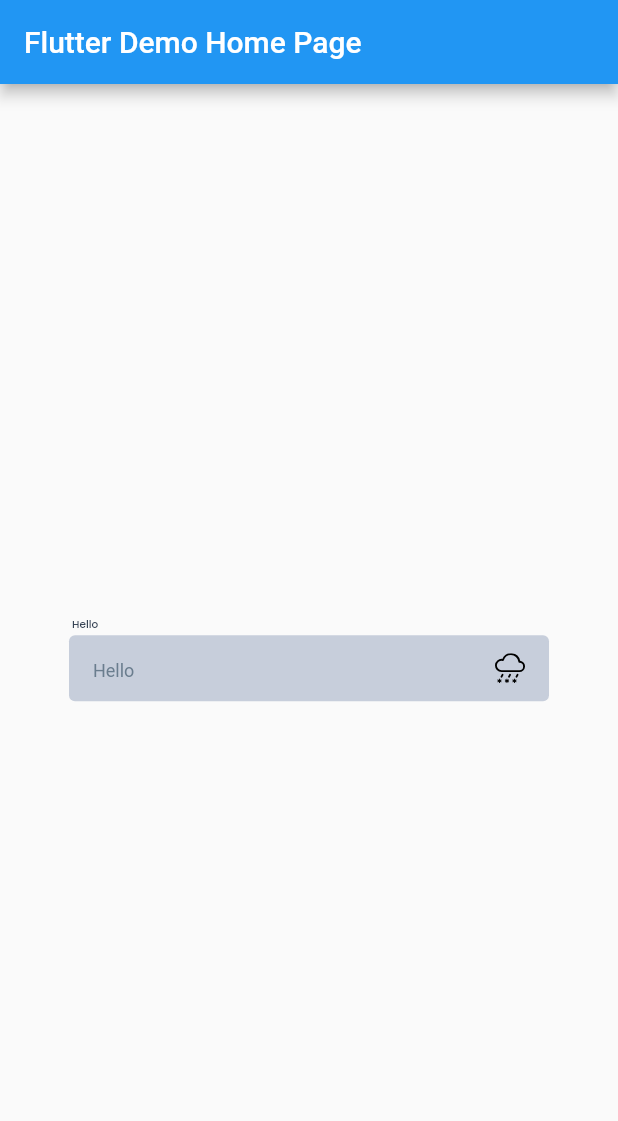
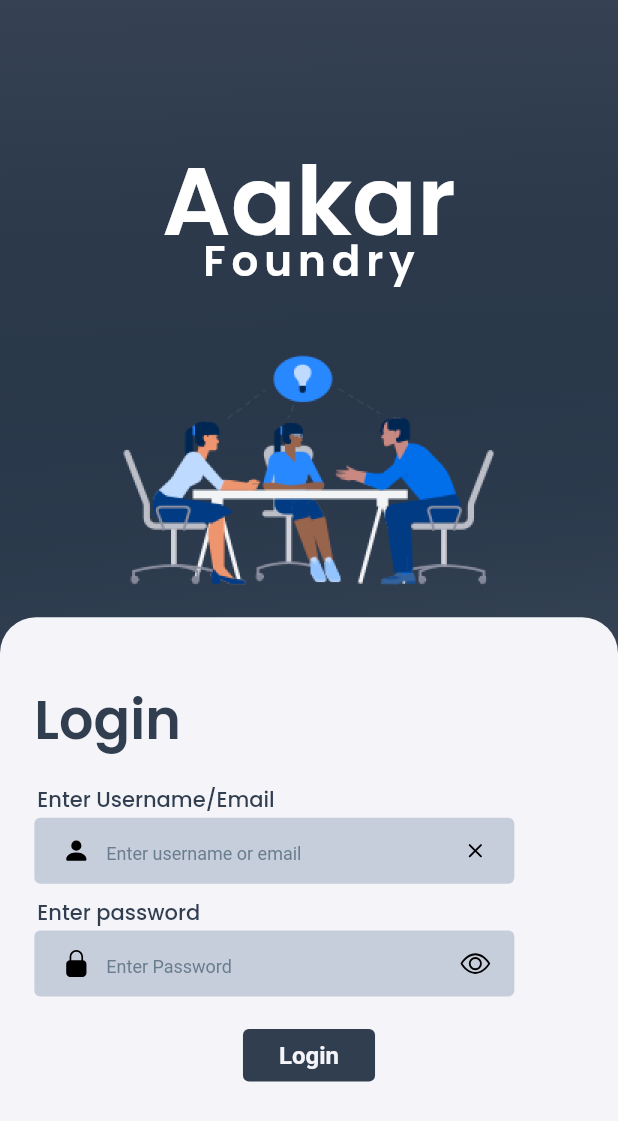
Before and after one commit to rokr1590/aakar-foundry, a Flutter app: the screen it shows after launch, on a phone screen of 412 x 824 dp. Shown: the top 1121 px of the screen. Run offline on Flutter 3.47's test engine with Material 2 defaults, Android fonts, the phone set to English and light mode, and no system bars; our stand-ins replace bootstrap_icons; missing offline and left inert: dart:ffi.

Commit message:
Login Page Done

```diff
--- a/lib/main.dart
+++ b/lib/main.dart
@@ -1,5 +1,6 @@
-import 'package:aakarfoundry/widget/buttons.dart';
-import 'package:aakarfoundry/widget/textfield.dart';
+import 'package:aakarfoundry/pages/screen_login.dart';
+import 'package:aakarfoundry/widget/widget_buttons.dart';
+import 'package:aakarfoundry/widget/widget_textfield.dart';
 import 'package:flutter/material.dart';
 import 'package:bootstrap_icons/bootstrap_icons.dart';
 
@@ -14,46 +15,9 @@ class MyApp extends StatelessWidget {
   @override
   Widget build(BuildContext context) {
     return const MaterialApp(
-      title: 'Flutter Demo',
-      home: MyHomePage(title: 'Flutter Demo Home Page'),
-    );
+        title: 'Flutter Demo',
+        home: SafeArea(
+          child: ScreenLogin(),
+        ));
   }
 }
-
-class MyHomePage extends StatefulWidget {
-  const MyHomePage({super.key, required this.title});
-
-  final String title;
-
-  @override
-  State<MyHomePage> createState() => _MyHomePageState();
-}
-
-class _MyHomePageState extends State<MyHomePage> {
-  @override
-  Widget build(BuildContext context) {
-    return Scaffold(
-      appBar: AppBar(
-        title: Text(widget.title),
-      ),
-      body: Center(
-        child: Column(
-          mainAxisAlignment: MainAxisAlignment.center,
-          children: const <Widget>[
-            // LoginButton(
-            //   type: Type.primary,
-            //   size: ButtonSize.large,
-            // ),
-            textfield(
-              hinttext: "Hello",
-              topString: "Hello",
-              // prefixicon: BootstrapIcons.person,
-              prefixicon: null,
-              suffixicon: BootstrapIcons.cloud_sleet,
-            )
-          ],
-        ),
-      ),
-    );
-  }
-}
--- /dev/null
+++ b/lib/pages/screen_login.dart
@@ -0,0 +1,144 @@
+import 'dart:ui';
+
+import 'package:aakarfoundry/themes/app_style.dart';
+import 'package:aakarfoundry/utils/color_constant.dart';
+import 'package:aakarfoundry/utils/size_utils.dart';
+import 'package:aakarfoundry/widget/widget_buttons.dart';
+import 'package:aakarfoundry/widget/widget_textfield.dart';
+import 'package:bootstrap_icons/bootstrap_icons.dart';
+import 'package:flutter/material.dart';
+
+class ScreenLogin extends StatefulWidget {
+  const ScreenLogin({super.key});
+
+  @override
+  State<ScreenLogin> createState() => _ScreenLoginState();
+}
+
+class _ScreenLoginState extends State<ScreenLogin> {
+  @override
+  Widget build(BuildContext context) {
+    return Scaffold(
+      body: Container(
+        decoration: const BoxDecoration(
+            gradient: LinearGradient(colors: [
+          Color.fromRGBO(18, 42, 51, 1),
+          Color.fromRGBO(0, 18, 43, 0.1),
+        ], begin: Alignment.topCenter, end: Alignment.bottomCenter)),
+        child: Container(
+          decoration: const BoxDecoration(
+              gradient: LinearGradient(colors: [
+            Color.fromRGBO(54, 66, 83, 0.86),
+            Color.fromRGBO(0, 18, 43, 0.1),
+          ], begin: Alignment.topLeft, end: Alignment.bottomRight)),
+          child: Container(
+              decoration: const BoxDecoration(
+                  gradient: LinearGradient(colors: [
+                Color.fromRGBO(54, 66, 83, 1),
+                Color.fromRGBO(0, 18, 43, 0.1),
+              ], begin: Alignment.topRight, end: Alignment.bottomRight)),
+              child: Column(
+                mainAxisAlignment: MainAxisAlignment.center,
+                children: [
+                  Expanded(
+                      child: Column(
+                    mainAxisAlignment: MainAxisAlignment.end,
+                    children: [
+                      const Text(
+                        'Aakar',
+                        style: TextStyle(
+                          color: Colors.white,
+                          fontSize: 64,
+                          fontFamily: 'Poppins',
+                          fontWeight: FontWeight.bold,
+                          height: 0.64,
+                        ),
+                      ),
+                      const SizedBox(
+                        height: 8,
+                      ),
+                      const Text(
+                        'Foundry',
+                        style: TextStyle(
+                            color: Colors.white,
+                            fontSize: 28,
+                            fontFamily: 'Poppins',
+                            fontWeight: FontWeight.bold,
+                            height: 0.40,
+                            letterSpacing: 4),
+                      ),
+                      SizedBox(
+                        height: getVerticalSize(40),
+                      ),
+                      Image.asset(
+                        'assets/images/login_page_vector.png',
+                        width: 256,
+                      ),
+                      SizedBox(
+                        height: getVerticalSize(12),
+                      )
+                    ],
+                  )),
+                  Container(
+                    padding: EdgeInsets.symmetric(
+                      horizontal: getHorizontalSize(20),
+                      vertical: getVerticalSize(40),
+                    ),
+                    width: double.infinity,
+                    decoration: BoxDecoration(
+                      color: Colorselect.bgLight,
+                      borderRadius: const BorderRadius.only(
+                          topLeft: Radius.circular(24),
+                          topRight: Radius.circular(24)),
+                    ),
+                    child: Column(
+                      mainAxisSize: MainAxisSize.min,
+                      crossAxisAlignment: CrossAxisAlignment.start,
+                      children: [
+                        Text(
+                          'Login',
+                          style: TextStyle(
+                            color: Colorselect.primaryColor,
+                            fontSize: 36,
+                            fontFamily: 'Poppins',
+                            fontWeight: FontWeight.bold,
+                          ),
+                        ),
+                        SizedBox(
+                          height: getVerticalSize(16),
+                        ),
+                        const WidgetTextfield(
+                          hinttext: 'Enter username or email',
+                          topString: 'Enter Username/Email',
+                          prefixicon: BootstrapIcons.person_fill,
+                          suffixicon: BootstrapIcons.x,
+                        ),
+                        SizedBox(
+                          height: getVerticalSize(8),
+                        ),
+                        const WidgetTextfield(
+                          hinttext: 'Enter Password',
+                          topString: 'Enter password',
+                          prefixicon: BootstrapIcons.lock_fill,
+                          suffixicon: BootstrapIcons.eye,
+                        ),
+                        SizedBox(
+                          height: getVerticalSize(20),
+                        ),
+                        Container(
+                          alignment: Alignment.center,
+                          child: WidgetButton(),
+                        ),
+                        SizedBox(
+                          height: getVerticalSize(60),
+                        )
+                      ],
+                    ),
+                  ),
+                ],
+              )),
+        ),
+      ),
+    );
+  }
+}
--- a/lib/utils/size_utils.dart
+++ b/lib/utils/size_utils.dart
@@ -6,19 +6,21 @@ import 'package:flutter/material.dart';
 Size size = WidgetsBinding.instance.window.physicalSize /
     WidgetsBinding.instance.window.devicePixelRatio;
 
-const num DESIGN_HEIGHT = 360 ;
-const num DESIGN_WIDTH = 800;
+const num DESIGN_HEIGHT = 800;
+const num DESIGN_WIDTH = 360;
 
 ///This method is used to get device viewport width.
 get width {
   return size.width;
 }
 
-
 ///This method is used to get device viewport height.
 get height {
-  num statusBar = MediaQueryData.fromWindow(WidgetsBinding.instance.window).viewPadding.top;
-  num bottomBar = MediaQueryData.fromWindow(WidgetsBinding.instance.window).viewPadding.bottom;
+  num statusBar =
+      MediaQueryData.fromWindow(WidgetsBinding.instance.window).viewPadding.top;
+  num bottomBar = MediaQueryData.fromWindow(WidgetsBinding.instance.window)
+      .viewPadding
+      .bottom;
   num screenHeight = size.height - statusBar - bottomBar;
   return screenHeight;
 }
@@ -26,6 +28,7 @@ get height {
 double getHorizontalSize(double px) {
   return ((px * width) / DESIGN_WIDTH);
 }
+
 double getVerticalSize(double px) {
   return ((px * height) / (DESIGN_HEIGHT));
 }
--- a/lib/widget/buttons.dart
+++ b/lib/widget/widget_buttons.dart
@@ -7,11 +7,11 @@ enum ButtonSize { large, small }
 
 enum Type { primary, secondary, outlined }
 
-class LoginButton extends StatelessWidget {
+class WidgetButton extends StatelessWidget {
   final ButtonSize size;
   final Type type;
 
-  const LoginButton({
+  const WidgetButton({
     super.key,
     this.type = Type.primary,
     this.size = ButtonSize.large,
@@ -36,7 +36,7 @@ class LoginButton extends StatelessWidget {
                 : Colorselect.primaryColor,
             fontSize: size == ButtonSize.large ? 16.0 : 14.0,
             fontWeight:
-            size == ButtonSize.large ? FontWeight.bold : FontWeight.w500,
+                size == ButtonSize.large ? FontWeight.bold : FontWeight.w500,
           ),
         ));
   }
--- a/lib/widget/textfield.dart
+++ b/lib/widget/widget_textfield.dart
@@ -5,13 +5,13 @@ import 'package:flutter/material.dart';
 
 import '../themes/app_style.dart';
 
-class textfield extends StatefulWidget {
+class WidgetTextfield extends StatefulWidget {
   final IconData? prefixicon;
   final IconData? suffixicon;
   final String hinttext;
   final String topString;
   final String bottomString;
-  const textfield(
+  const WidgetTextfield(
       {super.key,
       this.prefixicon,
       this.suffixicon,
@@ -20,10 +20,10 @@ class textfield extends StatefulWidget {
       this.bottomString = ""});
 
   @override
-  State<textfield> createState() => _textfieldState();
+  State<WidgetTextfield> createState() => _WidgetTextfieldState();
 }
 
-class _textfieldState extends State<textfield> {
+class _WidgetTextfieldState extends State<WidgetTextfield> {
   @override
   Widget build(BuildContext context) {
     return Container(
```
Also changed, not shown: pubspec.lock.
